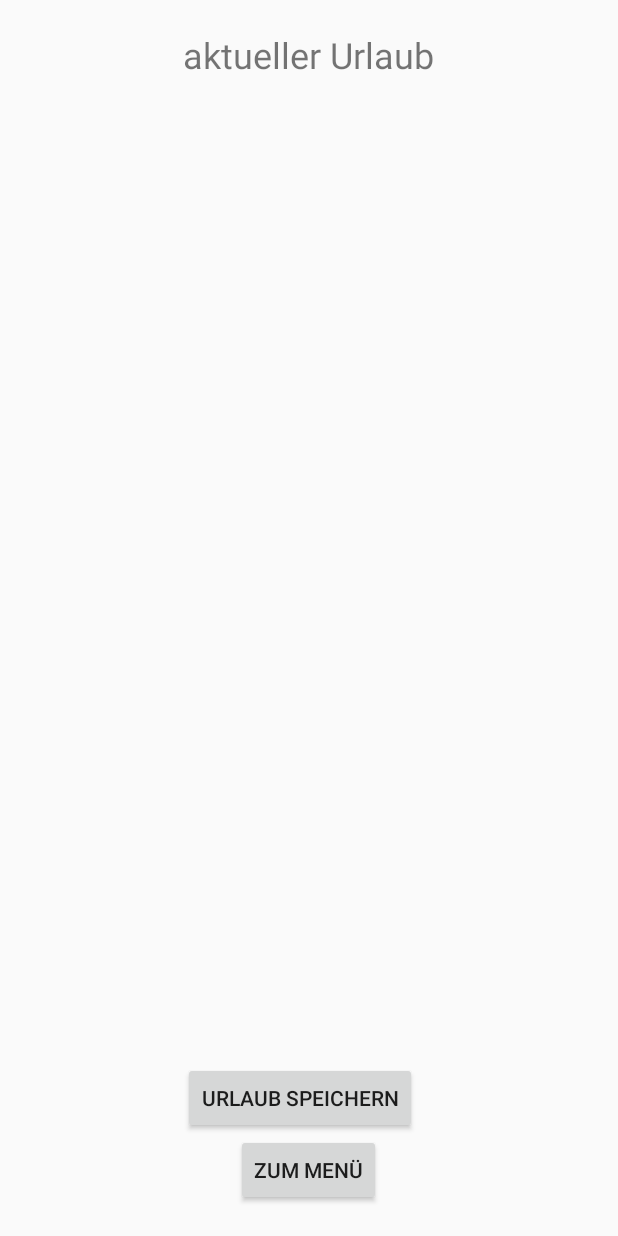
After one commit to MoschersMarco/trip-peer, an Android app: the layout aktueller_urlaub.xml on its own in the app's theme, with its tools: preview values and no code run, on a phone screen of 412 x 824 dp. The commit adds this screen. Run offline under Robolectric (Android 15) with nearby library versions, the phone set to English and light mode, and no system bars.

Commit message:
main und untermenü

```diff
--- a/app/src/main/res/layout/activity_main.xml
+++ b/app/src/main/res/layout/activity_main.xml
@@ -6,6 +6,7 @@
     android:paddingBottom="@dimen/activity_vertical_margin" tools:context=".MainActivity"
     android:id="@+id/hauptmenue">
 
+// Erstellung der Buttons des Hauptmenüs
 
     <Button
         android:layout_width="wrap_content"
--- /dev/null
+++ b/app/src/main/res/layout/aktueller_urlaub.xml
@@ -0,0 +1,37 @@
+<?xml version="1.0" encoding="utf-8"?>
+<RelativeLayout xmlns:android="http://schemas.android.com/apk/res/android"
+    android:layout_width="match_parent" android:layout_height="match_parent">
+
+    // Erstellung der Buttons und der Karte des Untermenüs
+
+    <TextView
+        android:layout_width="wrap_content"
+        android:layout_height="wrap_content"
+        android:text="aktueller Urlaub"
+        android:id="@+id/aktueller_urlaub_text"
+        android:layout_alignParentTop="true"
+        android:layout_centerHorizontal="true"
+        android:layout_marginTop="20dp"
+        android:textSize="24dp" />
+
+
+
+    <Button
+        android:layout_width="wrap_content"
+        android:layout_height="wrap_content"
+        android:text="Urlaub speichern"
+        android:id="@+id/button"
+        android:layout_above="@+id/zum_menue"
+        android:layout_alignLeft="@+id/aktueller_urlaub_text"
+        android:layout_alignStart="@+id/aktueller_urlaub_text" />
+
+    <Button
+        android:layout_width="wrap_content"
+        android:layout_height="wrap_content"
+        android:text="zum Menü"
+        android:id="@+id/zum_menue"
+        android:layout_alignParentBottom="true"
+        android:layout_centerHorizontal="true"
+        android:layout_marginBottom="20dp" />
+
+</RelativeLayout>
```
